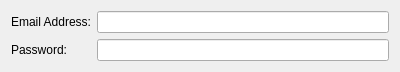
Above: gabble/main-options-widget-googletalk.ui from KDE/ktp-accounts-kcm before the change. Below: the same form after it.
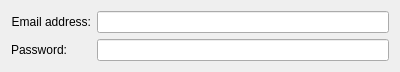
That is the form after the change. Custom widgets are drawn as their Qt base class.

Patch:
```diff
--- a/gabble/main-options-widget-googletalk.ui
+++ b/gabble/main-options-widget-googletalk.ui
@@ -32,7 +32,7 @@
      <item row="0" column="0">
       <widget class="QLabel" name="accountLabel">
        <property name="text">
-        <string>Email Address:</string>
+        <string>Email address:</string>
        </property>
        <property name="alignment">
         <set>Qt::AlignRight|Qt::AlignTrailing|Qt::AlignVCenter</set>
```
